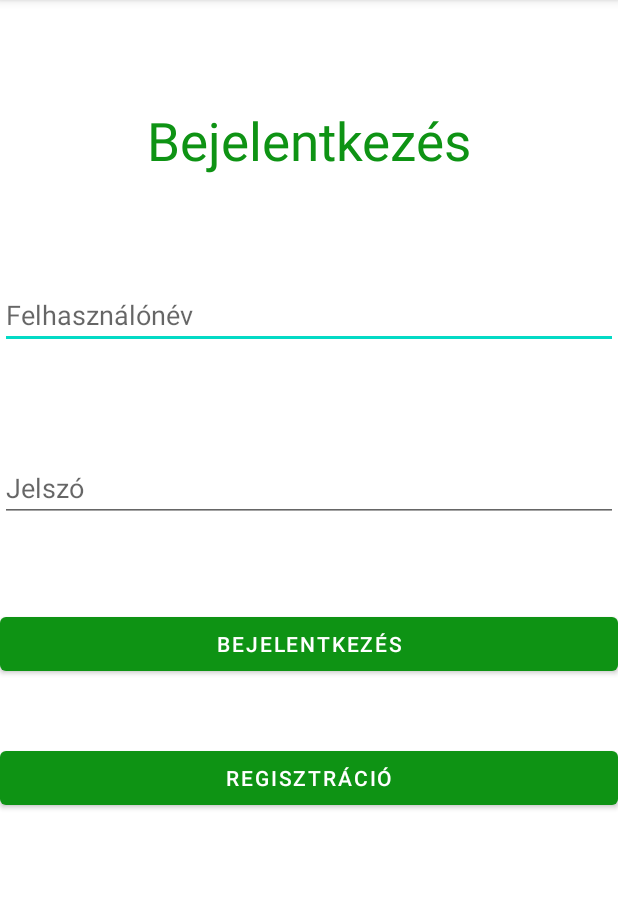
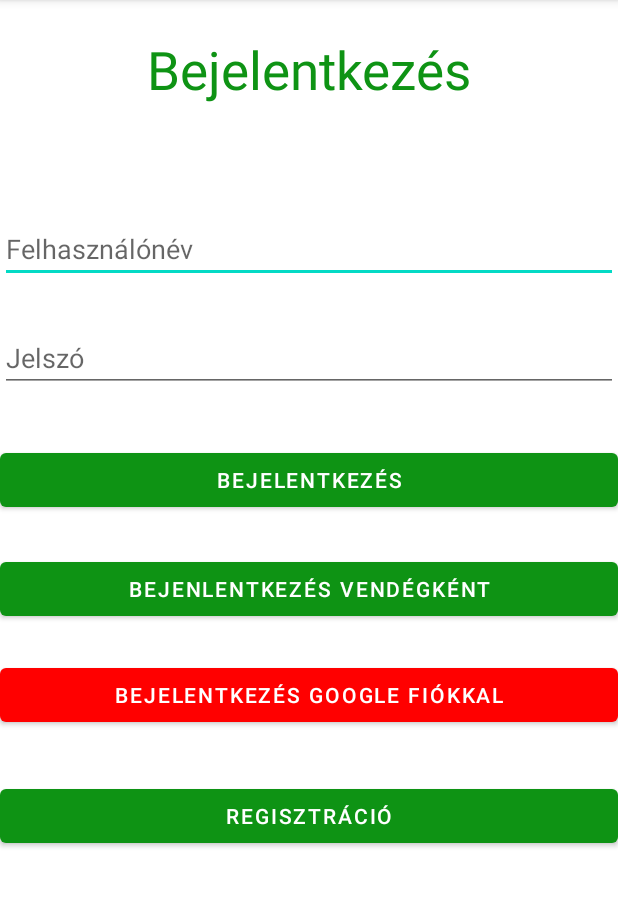
Before and after one commit to hbarnab4s/mobiljegy, an Android app: the screen it shows after launch (MainActivity), on a phone screen of 412 x 824 dp, the part 84-990 px from its top. Run offline under Robolectric (Android 15) with nearby library versions, the phone set to English and light mode, and no system bars.

Commit message:
Mobiljegy App

```diff
--- a/app/build.gradle
+++ b/app/build.gradle
@@ -1,5 +1,8 @@
+
+
 plugins {
     id 'com.android.application'
+    id 'com.google.gms.google-services'
 }
 
 android {
@@ -35,4 +38,8 @@ dependencies {
     testImplementation 'junit:junit:4.13.2'
     androidTestImplementation 'androidx.test.ext:junit:1.1.3'
     androidTestImplementation 'androidx.test.espresso:espresso-core:3.4.0'
+    implementation platform('com.google.firebase:firebase-bom:29.3.1')
+    implementation 'com.google.firebase:firebase-auth'
+    implementation 'com.google.android.gms:play-services-auth:20.2.0'
+
 }
--- a/app/src/main/java/com/example/mobiljegy/MainActivity.java
+++ b/app/src/main/java/com/example/mobiljegy/MainActivity.java
@@ -42,12 +42,21 @@ public class MainActivity extends AppCompatActivity {
 
         Log.i(LOG_TAG, "Bejelentkezett: " + userName + ", jelszó: " + password + ". ");
 
+        startMainSide();
+
     }
 
     public void register(View view) {
         Intent intent =  new Intent(this, RegisterActivity.class);
         intent.putExtra("SECRET_KEY", 1823453);
         startActivity(intent);
+    }
+
+    private void startMainSide () {
+        Intent intent = new Intent(this, mainsideActivity.class);
+        intent.putExtra("SECRET_KEY", SECRET_KEY);
+        startActivity(intent);
+
     }
 
     @Override
--- a/app/src/main/res/layout/activity_main.xml
+++ b/app/src/main/res/layout/activity_main.xml
@@ -22,7 +22,7 @@
         app:layout_constraintEnd_toEndOf="parent"
         app:layout_constraintStart_toStartOf="parent"
         app:layout_constraintTop_toTopOf="parent"
-        app:layout_constraintVertical_bias="0.653" />
+        app:layout_constraintVertical_bias="0.357" />
 
     <EditText
         android:id="@+id/editText_UserName"
@@ -33,7 +33,7 @@
         android:inputType="text"
         app:layout_constraintBottom_toBottomOf="parent"
         app:layout_constraintTop_toTopOf="parent"
-        app:layout_constraintVertical_bias="0.259"
+        app:layout_constraintVertical_bias="0.198"
         tools:layout_editor_absoluteX="0dp" />
 
     <EditText
@@ -46,7 +46,7 @@
         android:inputType="textPassword"
         app:layout_constraintBottom_toBottomOf="parent"
         app:layout_constraintTop_toBottomOf="@+id/editText_UserName"
-        app:layout_constraintVertical_bias="0.368"
+        app:layout_constraintVertical_bias="0.117"
         tools:layout_editor_absoluteX="0dp" />
 
     <Button
@@ -61,7 +61,35 @@
         app:layout_constraintHorizontal_bias="0.0"
         app:layout_constraintStart_toStartOf="parent"
         app:layout_constraintTop_toBottomOf="@+id/editText_Password"
-        app:layout_constraintVertical_bias="0.154" />
+        app:layout_constraintVertical_bias="0.076" />
+
+    <Button
+        android:id="@+id/loginButtonAnonymus"
+        android:layout_width="0dp"
+        android:layout_height="wrap_content"
+        android:onClick="login"
+        android:text="@string/login_anonymus"
+        app:backgroundTint="#0E9314"
+        app:layout_constraintBottom_toBottomOf="parent"
+        app:layout_constraintEnd_toEndOf="parent"
+        app:layout_constraintHorizontal_bias="0.0"
+        app:layout_constraintStart_toStartOf="parent"
+        app:layout_constraintTop_toBottomOf="@+id/loginButton"
+        app:layout_constraintVertical_bias="0.065" />
+
+    <Button
+        android:id="@+id/loginButtonGoogle"
+        android:layout_width="0dp"
+        android:layout_height="wrap_content"
+        android:onClick="login"
+        android:text="@string/loginGoogle"
+        app:backgroundTint="#FF0000"
+        app:layout_constraintBottom_toBottomOf="parent"
+        app:layout_constraintEnd_toEndOf="parent"
+        app:layout_constraintHorizontal_bias="0.0"
+        app:layout_constraintStart_toStartOf="parent"
+        app:layout_constraintTop_toBottomOf="@+id/loginButtonAnonymus"
+        app:layout_constraintVertical_bias="0.074" />
 
     <Button
         android:id="@+id/registerButton"
@@ -74,7 +102,7 @@
         app:layout_constraintEnd_toEndOf="parent"
         app:layout_constraintHorizontal_bias="0.0"
         app:layout_constraintStart_toStartOf="parent"
-        app:layout_constraintTop_toBottomOf="@+id/loginButton"
-        app:layout_constraintVertical_bias="0.154" />
+        app:layout_constraintTop_toBottomOf="@+id/loginButtonGoogle"
+        app:layout_constraintVertical_bias="0.14" />
 
 </androidx.constraintlayout.widget.ConstraintLayout>
--- a/app/src/main/res/values/strings.xml
+++ b/app/src/main/res/values/strings.xml
@@ -7,6 +7,8 @@
     <string name="email">Email-cím</string>
     <string name="passwordagain">Jelszó megerősítése</string>
     <string name="cancel">Mégsem</string>
+    <string name="login_anonymus">Bejenlentkezés vendégként</string>
+    <string name="loginGoogle">Bejelentkezés Google fiókkal</string>
     <string-array name="email_modes">
         <item>Otthoni</item>
         <item>Munkahelyi</item>
--- a/build.gradle
+++ b/build.gradle
@@ -1,4 +1,10 @@
 // Top-level build file where you can add configuration options common to all sub-projects/modules.
+buildscript {
+    dependencies {
+        classpath 'com.google.gms:google-services:4.3.10'
+    }
+}
+
 plugins {
     id 'com.android.application' version '7.1.3' apply false
     id 'com.android.library' version '7.1.3' apply false
```
